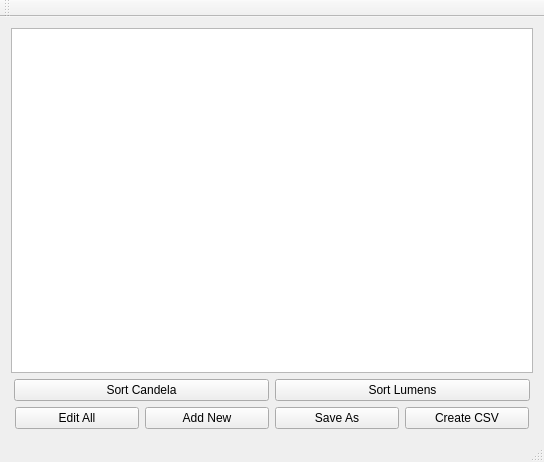
Qt form mainwindow.ui (themattkerr/FixtureCompare) before a commit.
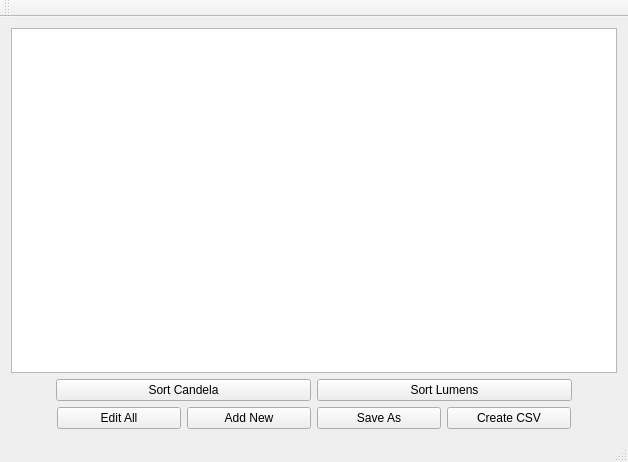
The same form after that commit. Icons and pictures are not drawn.

What changed in the file:
```diff
--- a/mainwindow.ui
+++ b/mainwindow.ui
@@ -9,12 +9,12 @@
    <rect>
     <x>0</x>
     <y>0</y>
-    <width>544</width>
+    <width>628</width>
     <height>462</height>
    </rect>
   </property>
   <property name="sizePolicy">
-   <sizepolicy hsizetype="Preferred" vsizetype="Ignored">
+   <sizepolicy hsizetype="Preferred" vsizetype="Preferred">
     <horstretch>0</horstretch>
     <verstretch>0</verstretch>
    </sizepolicy>
@@ -37,7 +37,7 @@
     <bool>true</bool>
    </property>
    <property name="sizePolicy">
-    <sizepolicy hsizetype="Expanding" vsizetype="Expanding">
+    <sizepolicy hsizetype="MinimumExpanding" vsizetype="Preferred">
      <horstretch>0</horstretch>
      <verstretch>26</verstretch>
     </sizepolicy>
@@ -45,14 +45,14 @@
    <property name="maximumSize">
     <size>
      <width>16777215</width>
-     <height>1024</height>
+     <height>16777215</height>
     </size>
    </property>
    <layout class="QVBoxLayout" name="verticalLayout">
     <item>
      <widget class="QTableWidget" name="tableWidget">
       <property name="sizePolicy">
-       <sizepolicy hsizetype="MinimumExpanding" vsizetype="MinimumExpanding">
+       <sizepolicy hsizetype="MinimumExpanding" vsizetype="Preferred">
         <horstretch>29</horstretch>
         <verstretch>0</verstretch>
        </sizepolicy>
```
